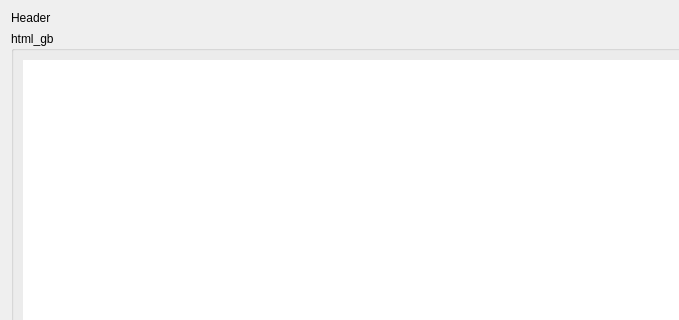
Old version of the form dialogs/html_viewer.ui in the repository Philantrop/calibre-marvin-manager; both pictures show x 0 to 679 and y 0 to 320 of the 800 by 600 pixel window.
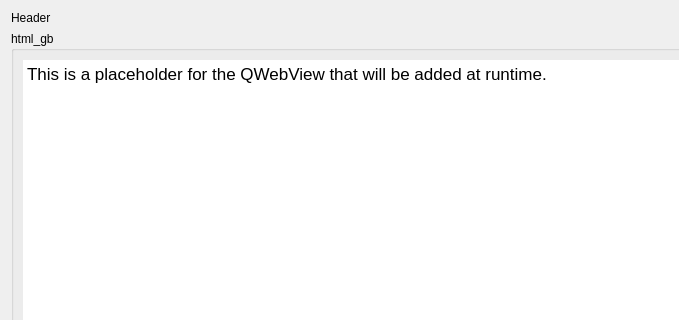
New version of the form. Icons and pictures are not drawn.

```diff
--- a/dialogs/html_viewer.ui
+++ b/dialogs/html_viewer.ui
@@ -51,6 +51,13 @@
             <property name="frameShape">
              <enum>QFrame::NoFrame</enum>
             </property>
+            <property name="html">
+             <string>&lt;!DOCTYPE HTML PUBLIC &quot;-//W3C//DTD HTML 4.0//EN&quot; &quot;http://www.w3.org/TR/REC-html40/strict.dtd&quot;&gt;
+&lt;html&gt;&lt;head&gt;&lt;meta name=&quot;qrichtext&quot; content=&quot;1&quot; /&gt;&lt;style type=&quot;text/css&quot;&gt;
+p, li { white-space: pre-wrap; }
+&lt;/style&gt;&lt;/head&gt;&lt;body style=&quot; font-family:'Helvetica'; font-size:13pt; font-weight:400; font-style:normal;&quot;&gt;
+&lt;p style=&quot; margin-top:0px; margin-bottom:0px; margin-left:0px; margin-right:0px; -qt-block-indent:0; text-indent:0px;&quot;&gt;This is a placeholder for the QWebView that will be added at runtime.&lt;/p&gt;&lt;/body&gt;&lt;/html&gt;</string>
+            </property>
            </widget>
           </item>
          </layout>
```
